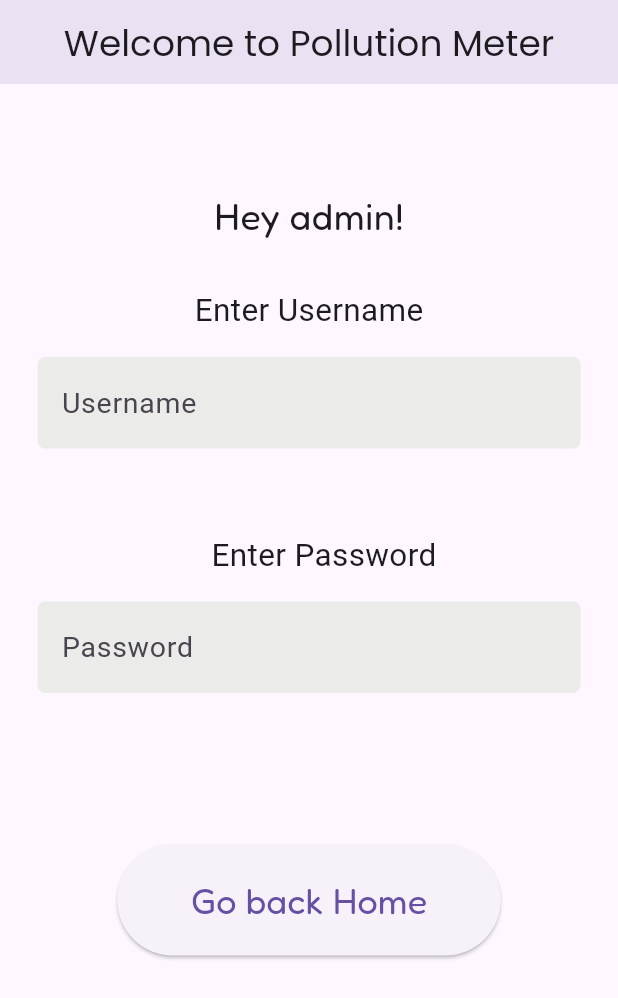
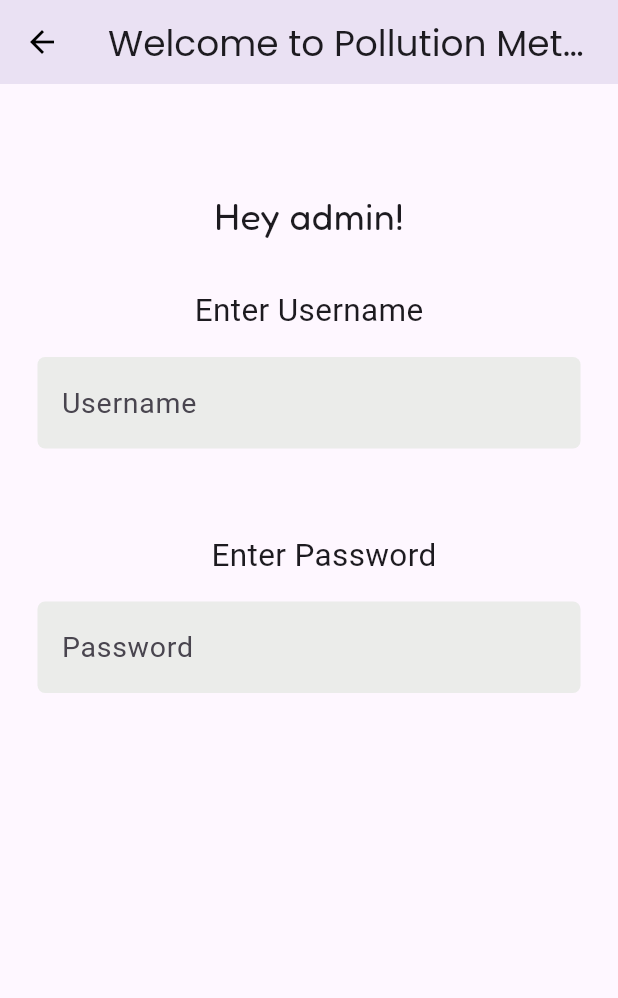
Before and after one commit to nishant-2908/VPM, a Flutter app: the screen it shows after launch, after a tap on "Admin", on a phone screen of 412 x 824 dp. Shown: the top 998 px of the screen. Run offline on Flutter 3.47's test engine with Material 3 defaults, Android fonts, the phone set to English and light mode, and no system bars.

Commit message:
Update naviagtion

```diff
--- a/Flutter/vpm/lib/admin.dart
+++ b/Flutter/vpm/lib/admin.dart
@@ -1,6 +1,7 @@
 // ignore_for_file: use_key_in_widget_constructors, library_private_types_in_public_api
 
 import 'package:flutter/material.dart';
+import 'package:vpm/main.dart';
 import 'admin_home.dart';
 
 class AdminWidget extends StatefulWidget {
@@ -41,16 +42,20 @@ class _AdminWidgetState extends State<AdminWidget> {
 
   @override
   Widget build(BuildContext context) {
-    return MaterialApp(
-        debugShowCheckedModeBanner: false,
-        checkerboardOffscreenLayers: false,
-        title: "Trial",
-        theme: ThemeData(
-          useMaterial3: true,
-          primarySwatch: Colors.lightGreen,
+    return Scaffold(
+      appBar: AppBar(
+        leading: IconButton(
+          icon: const Icon(
+            Icons.arrow_back,
+            color: Colors.black,
           ),
-        home: Scaffold(
-          appBar: AppBar(
+          onPressed: () {
+            Navigator.push(
+              context,
+              MaterialPageRoute(builder: (context) => MyWidget()),
+            );
+          },
+        ),
         elevation: 10,
         centerTitle: true,
         title: const Text(
@@ -98,8 +103,7 @@ class _AdminWidgetState extends State<AdminWidget> {
                             borderSide: BorderSide.none,
                           ),
                           filled: true,
-                              fillColor:
-                                  const Color.fromARGB(255, 235, 236, 234),
+                          fillColor: const Color.fromARGB(255, 235, 236, 234),
                         ),
                       ),
                     ),
@@ -138,8 +142,7 @@ class _AdminWidgetState extends State<AdminWidget> {
                             borderSide: BorderSide.none,
                           ),
                           filled: true,
-                              fillColor:
-                                  const Color.fromARGB(255, 235, 236, 234),
+                          fillColor: const Color.fromARGB(255, 235, 236, 234),
                         ),
                       ),
                     ),
@@ -151,8 +154,7 @@ class _AdminWidgetState extends State<AdminWidget> {
                           children: [
                             ElevatedButton(
                               onPressed: () {
-                                    isTrue = checkPassword(
-                                        userNameController.text,
+                                isTrue = checkPassword(userNameController.text,
                                     passwordController.text);
                                 if (isTrue) {
                                   setState(() {
@@ -184,40 +186,12 @@ class _AdminWidgetState extends State<AdminWidget> {
                       ),
                     ),
                     Padding(
-                          padding: const EdgeInsets.symmetric(vertical: 5),
-                          child: Visibility(
-                            visible: !_isVisible,
-                            child: Column(
-                              children: [
-                                ElevatedButton(
-                                  onPressed: () {
-                                    Navigator.pop(context);
-                                  },
-                                  child: const Padding(
-                                    padding: EdgeInsets.only(
-                                        top: 20,
-                                        bottom: 20,
-                                        left: 25,
-                                        right: 25),
-                                    child: Text(
-                                      "Go back Home",
-                                      style: TextStyle(
-                                          fontSize: 24, fontFamily: "Fredoka"),
-                                    ),
-                                  ),
-                                ),
-                              ],
-                            ),
-                          ),
-                        ),
-                        Padding(
                         padding: const EdgeInsets.only(bottom: 2),
                         child: Visibility(
                           visible: (incorrect),
                           child: const Text(
                             "Incorrect password",
-                                style:
-                                    TextStyle(color: Colors.red, fontSize: 19),
+                            style: TextStyle(color: Colors.red, fontSize: 19),
                           ),
                         ))
                   ],
@@ -227,7 +201,7 @@ class _AdminWidgetState extends State<AdminWidget> {
           ),
         ),
       ),
-        ));
+    );
   }
 
   bool checkUsernameAndPassword(String a, String b) {
--- a/Flutter/vpm/lib/main.dart
+++ b/Flutter/vpm/lib/main.dart
@@ -28,6 +28,7 @@ class _MyWidgetState extends State<MyWidget> {
   Widget build(BuildContext context) {
     return Scaffold(
         appBar: AppBar(
+          automaticallyImplyLeading: false,
           elevation: 10,
           centerTitle: true,
           title: const Text(
```
Also changed, not shown: Flutter/vpm/lib/connect.dart (+3 -12 lines), Flutter/vpm/lib/user.dart (+15 -35 lines), Flutter/vpm/lib/user_home.dart (+11 -22 lines). Lines whose indentation alone changed are shown as unchanged.
